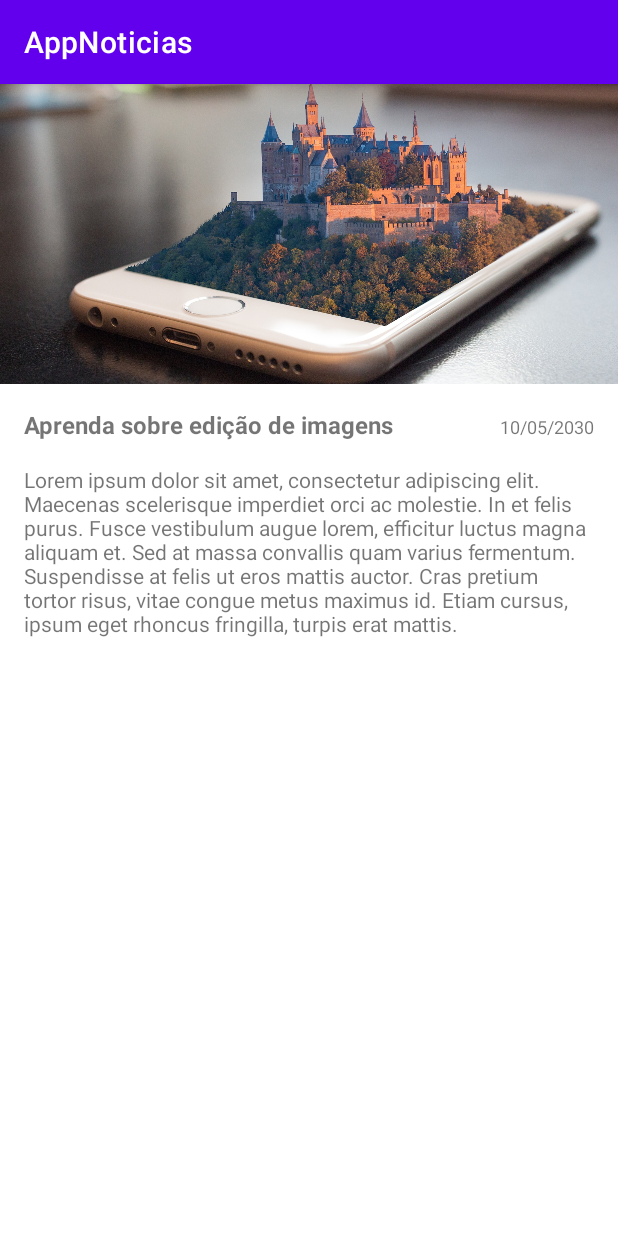
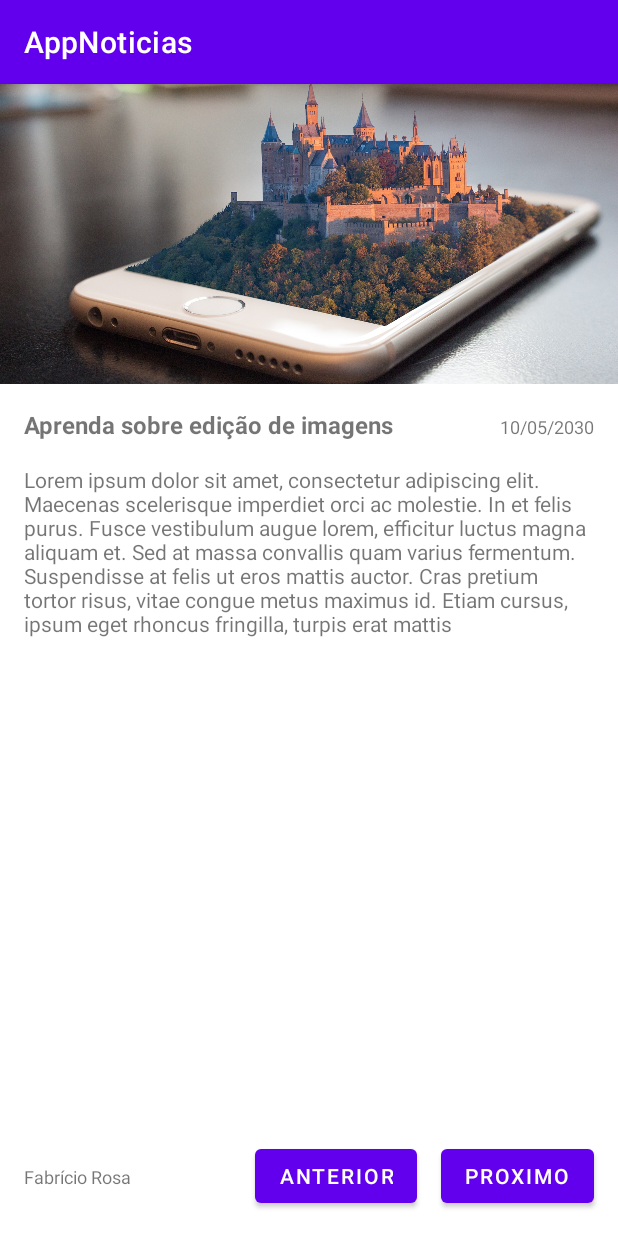
Before and after one commit to fabricio476/ProjetosAndroidJava, an Android app: the screen it shows after launch (MainActivity), on a phone screen of 412 x 824 dp. Run offline under Robolectric (Android 15) with nearby library versions, the phone set to English and light mode, and no system bars.

Commit message:
adicionado botoes na parte inferior do app

```diff
--- a/AppNoticias/app/src/main/res/layout/activity_main.xml
+++ b/AppNoticias/app/src/main/res/layout/activity_main.xml
@@ -45,8 +45,38 @@
         android:layout_marginStart="16dp"
         android:layout_marginTop="16dp"
         android:layout_marginEnd="16dp"
-        android:text="Lorem ipsum dolor sit amet, consectetur adipiscing elit. Maecenas scelerisque imperdiet orci ac molestie. In et felis purus. Fusce vestibulum augue lorem, efficitur luctus magna aliquam et. Sed at massa convallis quam varius fermentum. Suspendisse at felis ut eros mattis auctor. Cras pretium tortor risus, vitae congue metus maximus id. Etiam cursus, ipsum eget rhoncus fringilla, turpis erat mattis.                                                          "
+        android:text="Lorem ipsum dolor sit amet, consectetur adipiscing elit. Maecenas scelerisque imperdiet orci ac molestie. In et felis purus. Fusce vestibulum augue lorem, efficitur luctus magna aliquam et. Sed at massa convallis quam varius fermentum. Suspendisse at felis ut eros mattis auctor. Cras pretium tortor risus, vitae congue metus maximus id. Etiam cursus, ipsum eget rhoncus fringilla, turpis erat mattis"
         app:layout_constraintEnd_toEndOf="parent"
         app:layout_constraintStart_toStartOf="parent"
         app:layout_constraintTop_toBottomOf="@+id/textView" />
+
+    <Button
+        android:id="@+id/button"
+        android:layout_width="wrap_content"
+        android:layout_height="wrap_content"
+        android:layout_marginEnd="16dp"
+        android:layout_marginBottom="16dp"
+        android:text="PROXIMO"
+        app:layout_constraintBottom_toBottomOf="parent"
+        app:layout_constraintEnd_toEndOf="parent" />
+
+    <Button
+        android:id="@+id/button2"
+        android:layout_width="wrap_content"
+        android:layout_height="wrap_content"
+        android:layout_marginEnd="16dp"
+        android:layout_marginBottom="16dp"
+        android:text="ANTERIOR"
+        app:layout_constraintBottom_toBottomOf="parent"
+        app:layout_constraintEnd_toStartOf="@+id/button" />
+
+    <TextView
+        android:id="@+id/textView4"
+        android:layout_width="wrap_content"
+        android:layout_height="wrap_content"
+        android:layout_marginStart="16dp"
+        android:text="Fabrício Rosa"
+        android:textSize="12sp"
+        app:layout_constraintBaseline_toBaselineOf="@+id/button2"
+        app:layout_constraintStart_toStartOf="parent" />
 </androidx.constraintlayout.widget.ConstraintLayout>
```
